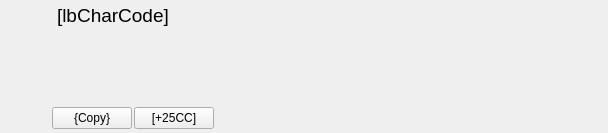
First picture: the form in Unicodia/WiShowcase.ui, repository Mercury13/unicodia, before the edit.
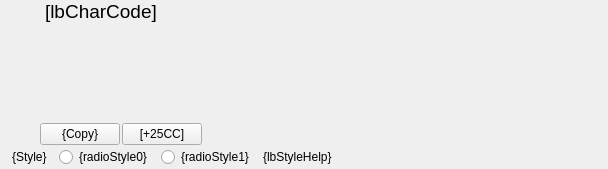
Second picture: the form after the edit. Custom widgets are drawn as their Qt base class.

Commit message: Moved style to WiShowcase

What changed in the file:
```diff
--- a/Unicodia/WiShowcase.ui
+++ b/Unicodia/WiShowcase.ui
@@ -7,25 +7,30 @@
     <x>0</x>
     <y>0</y>
     <width>608</width>
-    <height>133</height>
+    <height>169</height>
    </rect>
   </property>
   <property name="windowTitle">
    <string notr="true">Form</string>
   </property>
-  <layout class="QHBoxLayout" name="horizontalLayout" stretch="0,0,1">
+  <layout class="QVBoxLayout" name="verticalLayout" stretch="0,0">
+   <property name="spacing">
+    <number>0</number>
+   </property>
    <property name="leftMargin">
     <number>0</number>
    </property>
    <property name="topMargin">
-    <number>4</number>
+    <number>0</number>
    </property>
    <property name="rightMargin">
     <number>0</number>
    </property>
    <property name="bottomMargin">
-    <number>4</number>
+    <number>0</number>
    </property>
+   <item>
+    <layout class="QHBoxLayout" name="horizontalLayout_2" stretch="0,0,1">
    <item>
     <widget class="WiSample" name="wiSample" native="true">
      <property name="minimumSize">
@@ -156,6 +161,73 @@
          </spacer>
         </item>
        </layout>
+        </item>
+       </layout>
+      </widget>
+     </item>
+    </layout>
+   </item>
+   <item>
+    <widget class="QWidget" name="wiGlyphStyle" native="true">
+     <layout class="QHBoxLayout" name="horizontalLayout_9" stretch="0,0,0,0,0">
+      <property name="spacing">
+       <number>9</number>
+      </property>
+      <property name="leftMargin">
+       <number>9</number>
+      </property>
+      <property name="topMargin">
+       <number>2</number>
+      </property>
+      <property name="bottomMargin">
+       <number>2</number>
+      </property>
+      <item>
+       <widget class="QLabel" name="lbStyleSet">
+        <property name="styleSheet">
+         <string notr="true">padding-bottom: 1px;</string>
+        </property>
+        <property name="text">
+         <string>{Style}</string>
+        </property>
+       </widget>
+      </item>
+      <item>
+       <widget class="QRadioButton" name="radioStyle0">
+        <property name="text">
+         <string notr="true">{radioStyle0}</string>
+        </property>
+       </widget>
+      </item>
+      <item>
+       <widget class="QRadioButton" name="radioStyle1">
+        <property name="text">
+         <string notr="true">{radioStyle1}</string>
+        </property>
+       </widget>
+      </item>
+      <item>
+       <widget class="QLabel" name="lbStyleHelp">
+        <property name="mouseTracking">
+         <bool>true</bool>
+        </property>
+        <property name="text">
+         <string notr="true">{lbStyleHelp}</string>
+        </property>
+       </widget>
+      </item>
+      <item>
+       <spacer name="horizontalSpacer_7">
+        <property name="orientation">
+         <enum>Qt::Horizontal</enum>
+        </property>
+        <property name="sizeHint" stdset="0">
+         <size>
+          <width>40</width>
+          <height>20</height>
+         </size>
+        </property>
+       </spacer>
       </item>
      </layout>
     </widget>
```
Lines whose indentation alone changed are shown as unchanged. The commit also changes 7 other files.
